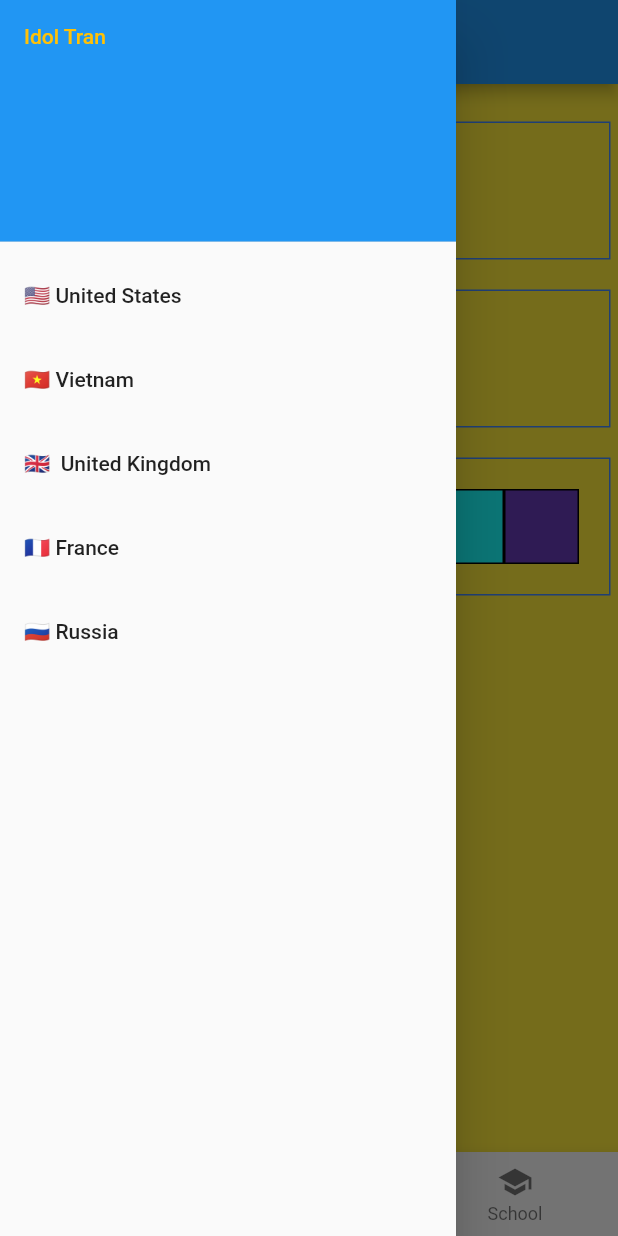
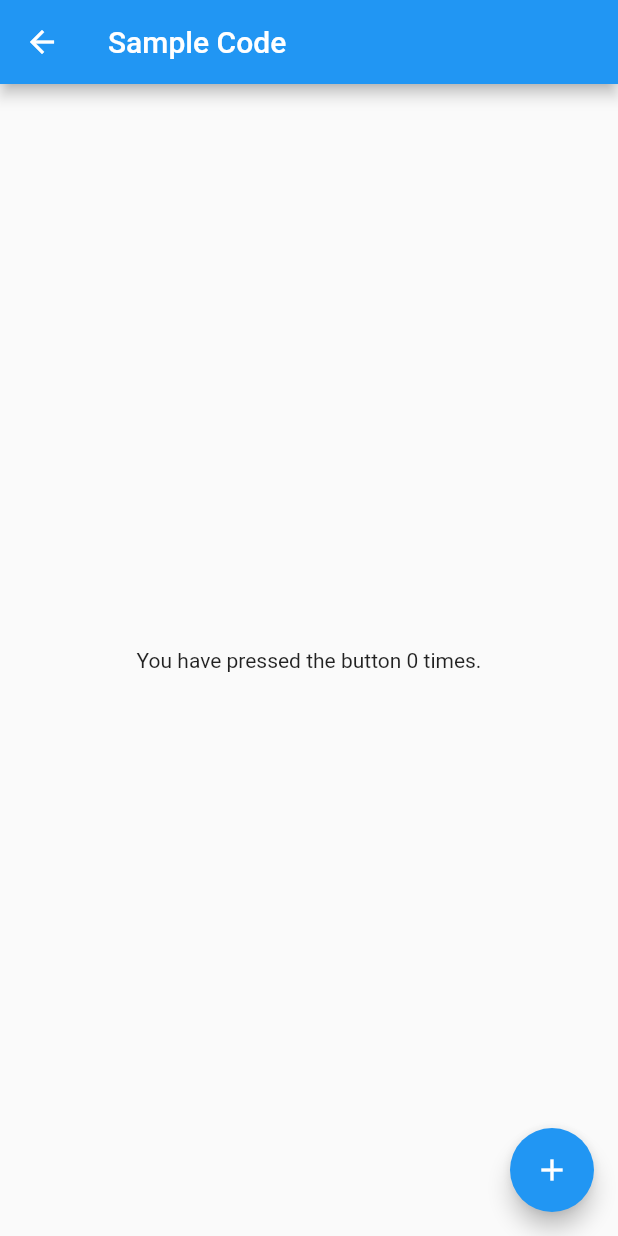
Before and after one commit to PrimeTimeTran/flutter-TikTok, a Flutter app: the screen it shows after launch, in the side drawer, after a tap on "🇻🇳 Vietnam", on a phone screen of 412 x 824 dp. Run offline on Flutter 3.47's test engine with Material 2 defaults, Android fonts, the phone set to English and light mode, and no system bars.

Commit message:
Implement Vietnamm page as child of drawer with back navigation

```diff
--- a/lib/main.dart
+++ b/lib/main.dart
@@ -1,5 +1,5 @@
 import 'package:flutter/material.dart';
-import 'package:worldlingo3/navigation/DrawerNav.dart';
+import 'navigation/DrawerNav.dart';
 
 void main() {
   runApp(const MyApp());
--- a/lib/navigation/DrawerNav.dart
+++ b/lib/navigation/DrawerNav.dart
@@ -2,6 +2,7 @@ import 'package:flutter/material.dart';
 
 import 'package:worldlingo3/pages/Newsfeed.dart';
 import 'package:worldlingo3/navigation/TabNav.dart';
+import 'package:worldlingo3/pages/VietnamPage.dart';
 
 
 class DrawerNav extends StatelessWidget {
@@ -38,8 +39,10 @@ class DrawerNav extends StatelessWidget {
             ListTile(
               title: const Text('🇻🇳 Vietnam'),
               onTap: () {
-                // Update the state of the app.
-                // ...
+                Navigator.push(
+                  context,
+                  MaterialPageRoute(builder: (context) => const VietnamPage()),
+                );
               },
             ),
             ListTile(
--- a/lib/pages/Newsfeed.dart
+++ b/lib/pages/Newsfeed.dart
@@ -1,3 +1,5 @@
+// ignore_for_file: prefer_const_constructors
+
 import 'package:flutter/material.dart';
 
 import 'package:worldlingo3/widgets/Box.dart';
@@ -10,16 +12,16 @@ class Newsfeed extends StatelessWidget {
     return DefaultTabController(
       length: 3,
       child: Container(
-        color: Colors.yellow,
+        color: Colors.white,
         child: SingleChildScrollView(
-          padding: EdgeInsets.all(5),
+          padding: const EdgeInsets.all(5),
           child: Center(
             child: Column(
               mainAxisSize: MainAxisSize.min,
               children: [
                 Container(
-                  margin: EdgeInsets.only(top: 20.0),
-                  padding: EdgeInsets.all(20.0),
+                  margin: const EdgeInsets.only(top: 20.0),
+                  padding: const EdgeInsets.all(20.0),
                   decoration: BoxDecoration(
                       border: Border.all(color: Colors.blueAccent)),
                   child: Row(
@@ -33,8 +35,8 @@ class Newsfeed extends StatelessWidget {
                   ),
                 ),
                 Container(
-                  margin: EdgeInsets.only(top: 20.0),
-                  padding: EdgeInsets.all(20.0),
+                  margin: const EdgeInsets.only(top: 20.0),
+                  padding: const EdgeInsets.all(20.0),
                   decoration: BoxDecoration(
                       border: Border.all(color: Colors.blueAccent)),
                   child: Row(
--- /dev/null
+++ b/lib/pages/VietnamPage.dart
@@ -0,0 +1,29 @@
+import 'package:flutter/material.dart';
+
+import 'package:worldlingo3/widgets/Box.dart';
+
+class VietnamPage extends StatefulWidget {
+  const VietnamPage({Key? key}) : super(key: key);
+
+  @override
+  State<VietnamPage> createState() => _VietnamPage();
+}
+
+class _VietnamPage extends State<VietnamPage> {
+  int _count = 0;
+
+  @override
+  Widget build(BuildContext context) {
+    return Scaffold(
+      appBar: AppBar(
+        title: const Text('Sample Code'),
+      ),
+      body: Center(child: Text('You have pressed the button $_count times.')),
+      floatingActionButton: FloatingActionButton(
+        onPressed: () => setState(() => _count++),
+        tooltip: 'Increment Counter',
+        child: const Icon(Icons.add),
+      ),
+    );
+  }
+}
--- a/lib/widgets/Box.dart
+++ b/lib/widgets/Box.dart
@@ -3,7 +3,7 @@ import 'package:flutter/material.dart';
 class Box extends StatelessWidget {
   final Color colour;
 
-  const Box({Key? key, required this.colour}) : super(key: key);
+  Box({Key? key, required this.colour}) : super(key: key);
 
   @override
   Widget build(BuildContext context) {
```
